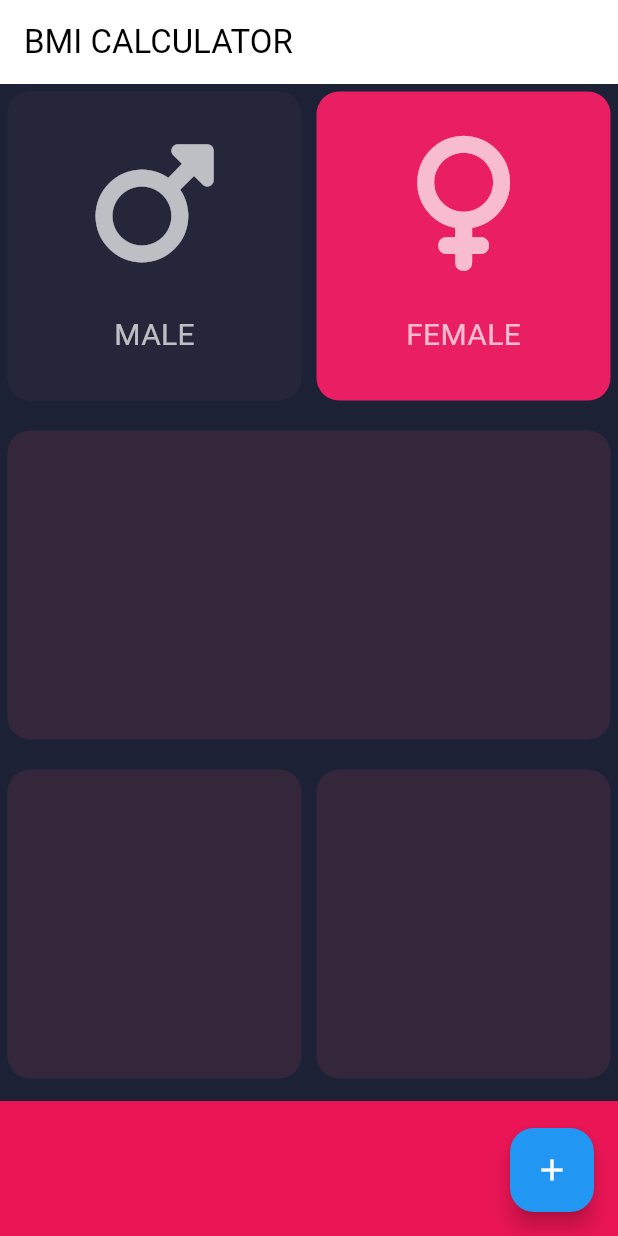
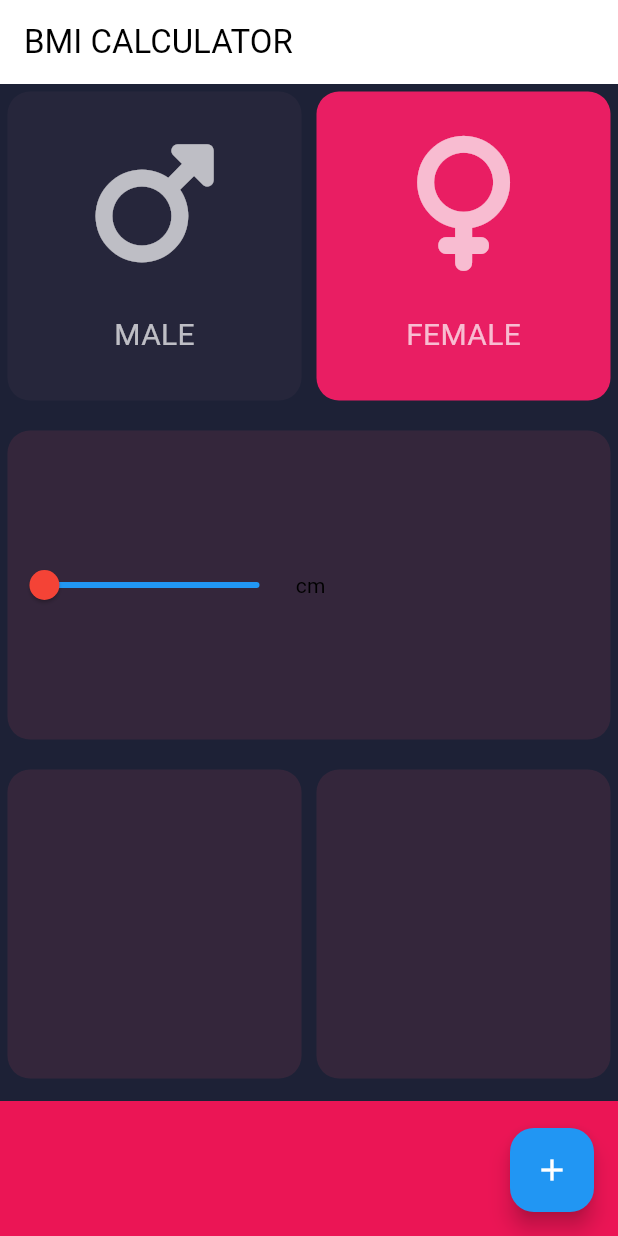
Before and after one commit to Kriptos23/bmi_calc, a Flutter app: the screen it shows after launch, after a tap on "FEMALE", on a phone screen of 412 x 824 dp. Run offline on Flutter 3.47's test engine with Material 3 defaults, Android fonts, the phone set to English and light mode, and no system bars; our stand-ins replace font_awesome_flutter.

Commit message:
just testing out the slider

```diff
--- a/lib/containers.dart
+++ b/lib/containers.dart
@@ -6,16 +6,21 @@ class Containers extends StatelessWidget {
   //
   final Widget? ContChild;
   final Color color;
-
-  Containers({required this.color, this.ContChild});
+  void Function()? OnPress;
+// final Function OnPress;
+  Containers({required this.color, this.ContChild, this
+      .OnPress});
 
   @override
   Widget build(BuildContext context) {
-    return Container(
-        child: ContChild,
-        margin: EdgeInsets.fromLTRB(5, 5, 5, 0),
-        // width: width1?.toDouble(), height: height1?.toDouble()
-        decoration: BoxDecoration(
-            color: color, borderRadius: BorderRadius.circular(15)));
+    return GestureDetector(
+      onTap: OnPress,
+      child: Container(
+          child: ContChild,
+          margin: EdgeInsets.fromLTRB(5, 5, 5, 0),
+          // width: width1?.toDouble(), height: height1?.toDouble()
+          decoration: BoxDecoration(
+              color: color, borderRadius: BorderRadius.circular(15))),
+    );
   }
 }
--- a/lib/input_page.dart
+++ b/lib/input_page.dart
@@ -8,6 +8,8 @@ class InputPage extends StatefulWidget {
   @override
   _InputPageState createState() => _InputPageState();
 }
+
+double sliderValue = 1;
 
 class _InputPageState extends State<InputPage> {
   @override
@@ -27,43 +29,78 @@ class _InputPageState extends State<InputPage> {
                 mainAxisAlignment: MainAxisAlignment.spaceEvenly,
                 children: [
                   Expanded(
-                      child: buildGestureDetector(Containers(
+                    child: Containers(
                       // color: Color(currentContainerMale),
                       color: (gender == MaleOrFemale.male)
                           ? Colors.blue
                           : passiveContainer,
                       ContChild: IconWidget(
-                              iconG: FontAwesomeIcons.mars, gender: "MALE")))),
-                  Expanded(
-                      child: GestureDetector(
-                    onTap: () {
+                        iconG: FontAwesomeIcons.mars,
+                        gender: "MALE",
+                      ),
+                      OnPress: () {
                         setState(() {
-                        gender = (gender == MaleOrFemale.female)
+                          gender = (gender == MaleOrFemale.male)
                               ? gender = null
-                            : MaleOrFemale.female;
+                              : MaleOrFemale.male;
                         });
                       },
+                    ),
+                  ),
+                  Expanded(
                     child: Containers(
                       // color: Color(currentContainerFemale),
                       color: (gender == MaleOrFemale.female)
                           ? Colors.pink
                           : passiveContainer,
                       ContChild: IconWidget(
-                            iconG: FontAwesomeIcons.venus, gender: "FEMALE")),
-                  ))
+                          iconG: FontAwesomeIcons.venus, gender: "FEMALE"),
+                      OnPress: () {
+                        setState(() {
+                          gender = (gender == MaleOrFemale.female)
+                              ? gender = null
+                              : MaleOrFemale.female;
+                          ;
+                        });
+                      },
+                    ),
+                  )
                 ],
               ),
             ),
             SizedBox(height: 15),
             Expanded(
                 child: Row(
-              children: [Expanded(child: Containers(color: activeContainer))],
+                  children: [
+                    Expanded(
+                        child: Containers(
+                          color: activeContainer,
+                          OnPress: () {},
+                          ContChild: Row(children: [
+                              Slider(thumbColor: Colors.red, activeColor:
+                              Colors.green, inactiveColor: Colors.blue,
+                                 secondaryTrackValue: sliderValue,
+                                  value:
+                              sliderValue, max:
+                              230,
+                                  onChanged:
+                                  (double value){
+                                setState(() {
+                                  sliderValue = value;
+                                });
+                                }), Text('cm')
+                              ]),
+                        ))
+                  ],
                 )),
             SizedBox(height: 15),
             Expanded(
                 child: Row(children: [
-              Expanded(child: Containers(color: activeContainer)),
-              Expanded(child: Containers(color: activeContainer))
+                  Expanded(
+                      child: Containers(
+                          color: activeContainer, OnPress: () {})),
+                  Expanded(
+                      child: Containers(color: activeContainer, OnPress: () {}))
                 ])),
             Container(
                 width: double.infinity,
@@ -77,22 +114,6 @@ class _InputPageState extends State<InputPage> {
         onPressed: () {},
         child: Icon(Icons.add),
       ),
-    );
-  }
-
-  GestureDetector buildGestureDetector(Widget child) {
-    return GestureDetector(
-                  onTap: () {
-                    setState(() {
-                      // currentContainerMale = activeContainer;
-                      // currentContainerFemale = passiveContainer;
-                      // updateContainerColorGender(maleOrFemale.male);
-                      gender = (gender == MaleOrFemale.male)
-                          ? gender = null
-                          : MaleOrFemale.male;
-                    });
-                  },
-                  child: child,
     );
   }
 }
@@ -141,3 +162,9 @@ MaleOrFemale? gender;
 //         : (femaleContainerColor = passiveContainer));
 //   }
 // }
+
+// void changeGender(MaleOrFemale a){
+//   gender = (gender == MaleOrFemale.female)
+//       ? gender = null
+//       : MaleOrFemale.female;
+// }
```
Lines whose indentation alone changed are shown as unchanged.
